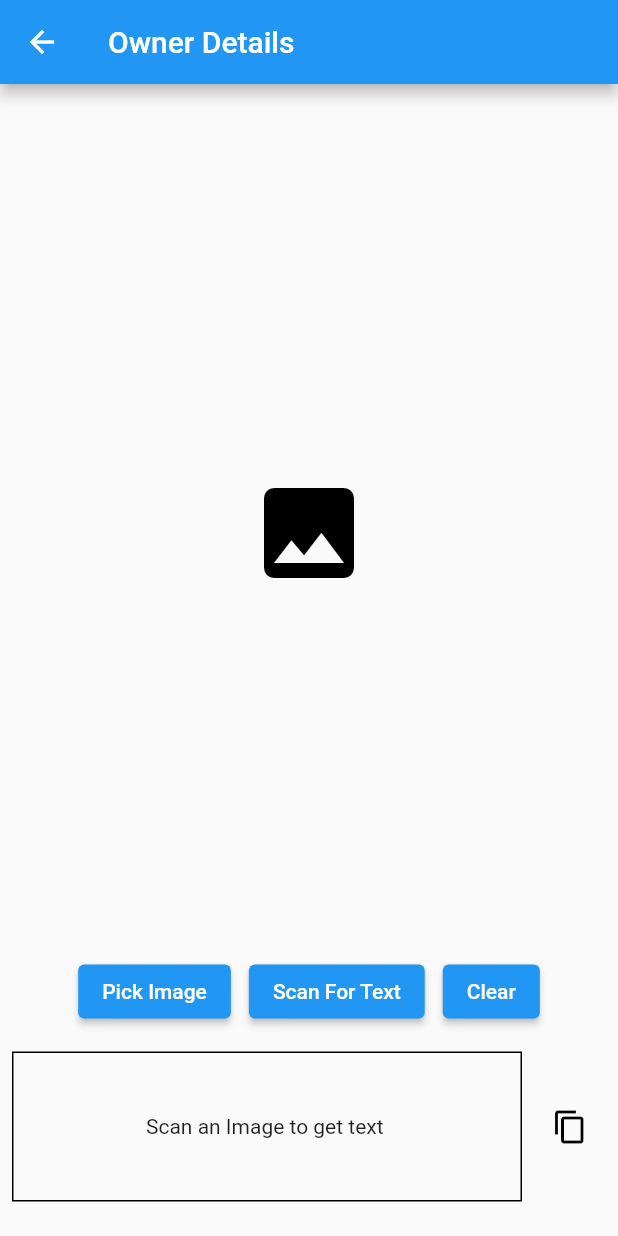
After one commit to suyash0102/task_11, a Flutter app: the screen it shows after launch, after a tap on "Task 08", on a phone screen of 412 x 824 dp. The commit adds this screen. Run offline on Flutter 3.47's test engine with Material 2 defaults, Android fonts, the phone set to English and light mode, and no system bars; our stand-ins replace expandable, image_picker, webview_flutter; missing offline and left inert: clipboard, firebase_ml_vision; accounts and stored records are empty.

Commit message:
ml_vision_added

```diff
--- /dev/null
+++ b/lib/api/firebase_ml_api.dart
@@ -0,0 +1,37 @@
+import 'dart:io';
+import 'package:firebase_ml_vision/firebase_ml_vision.dart';
+
+class FirebaseMLApi {
+  static Future<String> recogniseText(File imageFile) async {
+    if (imageFile == null) {
+      return 'No selected image';
+    } else {
+      final visionImage = FirebaseVisionImage.fromFile(imageFile);
+      final textRecognizer = FirebaseVision.instance.textRecognizer();
+      try {
+        final visionText = await textRecognizer.processImage(visionImage);
+        await textRecognizer.close();
+
+        final text = extractText(visionText);
+        return text.isEmpty ? 'No text found in the image' : text;
+      } catch (error) {
+        return error.toString();
+      }
+    }
+  }
+
+  static extractText(VisionText visionText) {
+    String text = '';
+
+    for (TextBlock block in visionText.blocks) {
+      for (TextLine line in block.lines) {
+        for (TextElement word in line.elements) {
+          text = text + word.text + ' ';
+        }
+        text = text + '\n';
+      }
+    }
+
+    return text;
+  }
+}
--- a/lib/blog_posts/blog_posts_page.dart
+++ b/lib/blog_posts/blog_posts_page.dart
@@ -1,6 +1,5 @@
 import 'dart:io';
 import 'package:flutter/material.dart';
-import 'package:task_11/drawer.dart';
 import 'package:webview_flutter/webview_flutter.dart';
 
 class BlogPostsPage extends StatefulWidget {
--- a/lib/home_screen.dart
+++ b/lib/home_screen.dart
@@ -1,8 +1,6 @@
-
 import 'package:flutter/material.dart';
-import 'package:task_11/blog_posts/blog_posts_page.dart';
 import 'package:task_11/blog_posts/blogs_home.dart';
-
+import 'package:task_11/task_08/text_detection_page.dart';
 import 'drawer.dart';
 
 class HomeScreen extends StatefulWidget {
@@ -23,6 +21,24 @@ class _HomeScreenState extends State<HomeScreen> {
             // decoration:,
             child: Center(
               child: TextButton(
+                child: Text('Task 08',style: TextStyle(fontSize: 25),),
+                onPressed: () {
+                  Navigator.push(
+                    context,
+                    MaterialPageRoute(
+                      builder: (context) {
+                        return TextDetectionPage(title: 'Owner Details',);
+                      },
+                    ),
+                  );
+                },
+              ),
+            ),
+          ),
+          Container(
+            // decoration:,
+            child: Center(
+              child: TextButton(
                 child: Text('Blog Posts by Team',style: TextStyle(fontSize: 25),),
                 onPressed: () {
                   Navigator.push(
@@ -37,7 +53,6 @@ class _HomeScreenState extends State<HomeScreen> {
               ),
             ),
           ),
-          Text("Task 1")
         ],),
       ),
     );
--- /dev/null
+++ b/lib/task_08/text_detection_page.dart
@@ -0,0 +1,32 @@
+import 'package:flutter/material.dart';
+import 'package:task_11/widget/text_recognition_widget.dart';
+
+class TextDetectionPage extends StatefulWidget {
+  final String title;
+
+  const TextDetectionPage({
+    @required this.title,
+  });
+
+  @override
+  _TextDetectionPageState createState() => _TextDetectionPageState();
+}
+
+class _TextDetectionPageState extends State<TextDetectionPage> {
+  @override
+  Widget build(BuildContext context) => Scaffold(
+    appBar: AppBar(
+      title: Text(widget.title),
+    ),
+    body: Padding(
+      padding: const EdgeInsets.all(8),
+      child: Column(
+        children: [
+          const SizedBox(height: 25),
+          TextRecognitionWidget(),
+          const SizedBox(height: 15),
+        ],
+      ),
+    ),
+  );
+}
--- /dev/null
+++ b/lib/widget/controls_widget.dart
@@ -0,0 +1,35 @@
+import 'package:flutter/material.dart';
+
+class ControlsWidget extends StatelessWidget {
+  final VoidCallback onClickedPickImage;
+  final VoidCallback onClickedScanText;
+  final VoidCallback onClickedClear;
+
+  const ControlsWidget({
+    @required this.onClickedPickImage,
+    @required this.onClickedScanText,
+    @required this.onClickedClear,
+    Key key,
+  }) : super(key: key);
+
+  @override
+  Widget build(BuildContext context) => Row(
+        mainAxisAlignment: MainAxisAlignment.center,
+        children: [
+          ElevatedButton(
+            onPressed: onClickedPickImage,
+            child: Text('Pick Image'),
+          ),
+          const SizedBox(width: 12),
+          ElevatedButton(
+            onPressed: onClickedScanText,
+            child: Text('Scan For Text'),
+          ),
+          const SizedBox(width: 12),
+          ElevatedButton(
+            onPressed: onClickedClear,
+            child: Text('Clear'),
+          )
+        ],
+      );
+}
--- /dev/null
+++ b/lib/widget/text_area_widget.dart
@@ -0,0 +1,36 @@
+import 'package:flutter/material.dart';
+
+class TextAreaWidget extends StatelessWidget {
+  final String text;
+  final VoidCallback onClickedCopy;
+
+  const TextAreaWidget({
+    @required this.text,
+    @required this.onClickedCopy,
+    Key key,
+  }) : super(key: key);
+
+  @override
+  Widget build(BuildContext context) => Row(
+        children: [
+          Expanded(
+            child: Container(
+              height: 100,
+              decoration: BoxDecoration(border: Border.all()),
+              padding: EdgeInsets.all(8),
+              alignment: Alignment.center,
+              child: SelectableText(
+                text.isEmpty ? 'Scan an Image to get text' : text,
+                textAlign: TextAlign.center,
+              ),
+            ),
+          ),
+          const SizedBox(width: 8),
+          IconButton(
+            icon: Icon(Icons.copy, color: Colors.black),
+            color: Colors.grey[200],
+            onPressed: onClickedCopy,
+          ),
+        ],
+      );
+}
--- /dev/null
+++ b/lib/widget/text_recognition_widget.dart
@@ -0,0 +1,92 @@
+import 'dart:io';
+import 'package:clipboard/clipboard.dart';
+import 'package:flutter/material.dart';
+import 'package:image_picker/image_picker.dart';
+import 'package:task_11/api/firebase_ml_api.dart';
+import 'package:task_11/api/rto_api.dart';
+import 'package:task_11/widget/text_area_widget.dart';
+import 'controls_widget.dart';
+
+class TextRecognitionWidget extends StatefulWidget {
+  const TextRecognitionWidget({
+    Key key,
+  }) : super(key: key);
+
+  @override
+  _TextRecognitionWidgetState createState() => _TextRecognitionWidgetState();
+}
+
+class _TextRecognitionWidgetState extends State<TextRecognitionWidget> {
+  String text = '';
+  File image;
+
+  @override
+  Widget build(BuildContext context) => Expanded(
+        child: Column(
+          children: [
+            Expanded(child: buildImage()),
+            const SizedBox(height: 16),
+            ControlsWidget(
+              onClickedPickImage: pickImage,
+              onClickedScanText: scanText,
+              onClickedClear: clear,
+            ),
+            const SizedBox(height: 16),
+            TextAreaWidget(
+              text: text,
+              onClickedCopy: copyToClipboard,
+            ),
+          ],
+        ),
+      );
+
+  Widget buildImage() => Container(
+        child: image != null
+            ? Image.file(image)
+            : Icon(Icons.photo, size: 80, color: Colors.black),
+      );
+
+  Future pickImage() async {
+    final file = await ImagePicker().pickImage(source: ImageSource.gallery);
+    setImage(File(file.path));
+  }
+
+  Future scanText() async {
+    showDialog(
+      context: context, builder: (BuildContext context) { return CircularProgressIndicator(); },
+    );
+    final text = await FirebaseMLApi.recogniseText(image);
+    setText(text);
+    Navigator.of(context).pop();
+  }
+
+  void clear() {
+    setImage(null);
+    setText('');
+  }
+
+  void copyToClipboard() {
+    if (text.trim() != '') {
+      FlutterClipboard.copy(text);
+    }
+  }
+
+  void setImage(File newImage) {
+    setState(() {
+      image = newImage;
+    });
+  }
+
+  void setText(String newText) {
+    setState(() {
+      text = newText;
+    });
+  }
+
+  Future getOwnerInfo() async {
+    showDialog(
+      context: context, builder: (BuildContext context) { return CircularProgressIndicator(); },
+    );
+   final data= await fetchAlbum(text);
+  }
+}
--- a/pubspec.yaml
+++ b/pubspec.yaml
@@ -30,6 +30,10 @@ dependencies:
   cupertino_icons: ^1.0.2
   webview_flutter: ^2.0.12
   expandable: ^5.0.1
+  firebase_core: ^1.5.0
+  image_picker:
+  clipboard: ^0.1.2+8
+  firebase_ml_vision:
 
 dev_dependencies:
   flutter_test:
```
Also changed, not shown: lib/api/rto_api.dart (added, +21 -0 lines), lib/blog_posts/blogs_home.dart (+95 -16 lines), lib/task_08/vehicle_owner_details.dart (added, +16 -0 lines), 6 other files.
